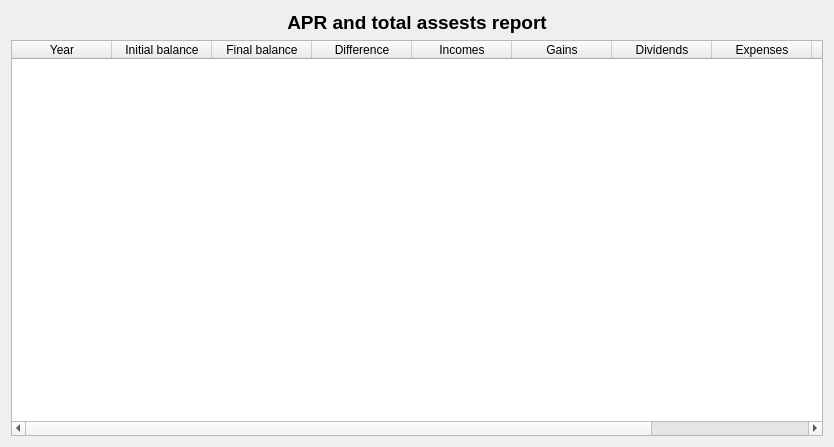
Above: ui/wdgAPR.ui from turulomio/xulpymoney before the change. Below: the same form after it.
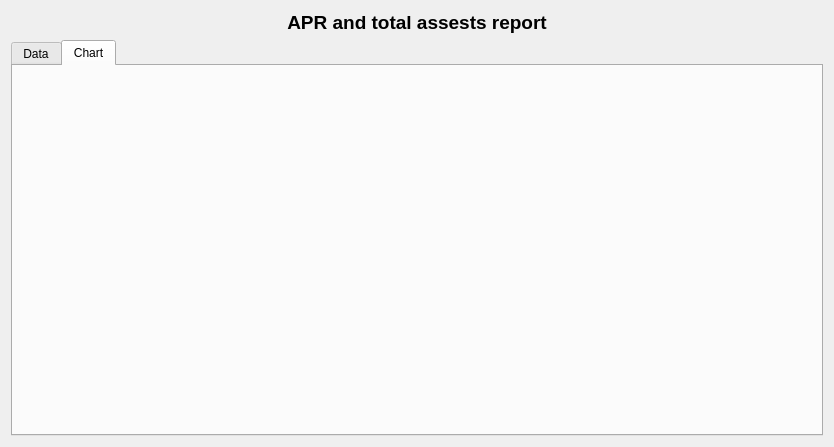
That is the form after the change. Icons and pictures are not drawn. Custom widgets are drawn as their Qt base class.

Diff of the .ui file:
```diff
--- a/ui/wdgAPR.ui
+++ b/ui/wdgAPR.ui
@@ -41,6 +41,20 @@
       </widget>
      </item>
      <item>
+      <widget class="QTabWidget" name="tab">
+       <property name="currentIndex">
+        <number>1</number>
+       </property>
+       <widget class="QWidget" name="tab_5">
+        <attribute name="icon">
+         <iconset resource="../images/xulpymoney.qrc">
+          <normaloff>:/xulpymoney/document-edit.png</normaloff>:/xulpymoney/document-edit.png</iconset>
+        </attribute>
+        <attribute name="title">
+         <string>Data</string>
+        </attribute>
+        <layout class="QHBoxLayout" name="horizontalLayout">
+         <item>
       <widget class="myQTableWidget" name="table">
        <property name="editTriggers">
         <set>QAbstractItemView::NoEditTriggers</set>
@@ -101,6 +115,24 @@
          <string>% APR</string>
         </property>
        </column>
+          </widget>
+         </item>
+        </layout>
+       </widget>
+       <widget class="QWidget" name="tabChart">
+        <attribute name="icon">
+         <iconset resource="../images/xulpymoney.qrc">
+          <normaloff>:/xulpymoney/pie.png</normaloff>:/xulpymoney/pie.png</iconset>
+        </attribute>
+        <attribute name="title">
+         <string>Chart</string>
+        </attribute>
+        <layout class="QHBoxLayout" name="horizontalLayout_3">
+         <item>
+          <layout class="QVBoxLayout" name="tabGraph"/>
+         </item>
+        </layout>
+       </widget>
       </widget>
      </item>
     </layout>
```
Lines whose indentation alone changed are shown as unchanged.
